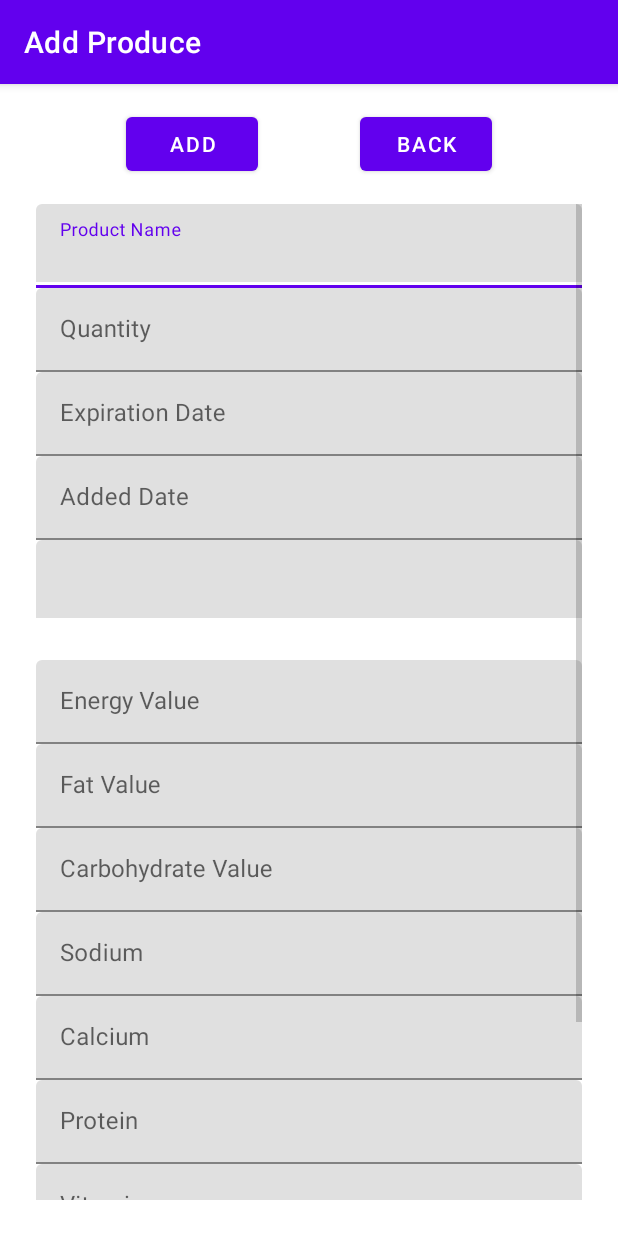
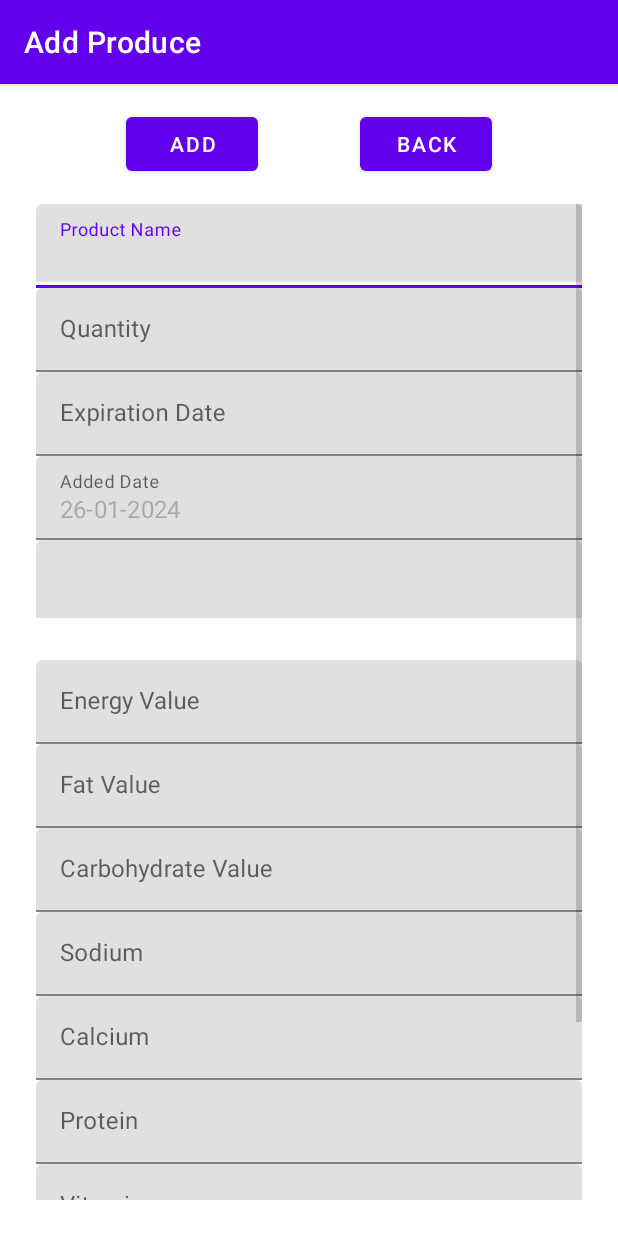
Before and after one commit to DogaruAlexandru/PDMPA, an Android app: the screen it shows after launch (ProduceActivity), after a tap on an icon or button, on a phone screen of 412 x 824 dp. Run offline under Robolectric (Android 15) with nearby library versions, the phone set to English and light mode, and no system bars; our stand-ins replace navigation-ui; libraries missing offline, so code that uses them is left out: com.prolificinteractive.materialcalendarview; 15 statements that could not run were skipped.

Commit message:
when creating new product, adding today date
+ max length in xml

```diff
--- a/Client/app/src/main/java/com/example/client/ui/produces/produce/ProduceAddFragment.java
+++ b/Client/app/src/main/java/com/example/client/ui/produces/produce/ProduceAddFragment.java
@@ -48,6 +48,8 @@ public class ProduceAddFragment extends Fragment {
 
         setButtonsAction(rootView);
         setProductContainerValues(rootView);
+
+        setFieldDate(rootView, R.id.tilAddedDate,  new Date());
 
         return rootView;
     }
@@ -149,6 +151,14 @@ public class ProduceAddFragment extends Fragment {
         }
     }
 
+    private void setFieldDate(View rootView, int id, Date value) {
+        if (value == null) {
+            return;
+        }
+        Objects.requireNonNull(((TextInputLayout) rootView.findViewById(id)).getEditText())
+                .setText(dateFormat.format(value));
+    }
+
     private String getStringFromSpinner(View rootView, int id) {
         return ((Spinner) rootView.findViewById(id)).getSelectedItem().toString();
     }
--- a/Client/app/src/main/res/layout/fragment_container_add.xml
+++ b/Client/app/src/main/res/layout/fragment_container_add.xml
@@ -34,11 +34,10 @@
         android:id="@+id/tilContainerName"
         android:layout_width="match_parent"
         android:layout_height="wrap_content"
+        android:hint="@string/container_name"
         android:padding="8dp"
-        android:hint="@string/container_name"
         app:layout_constraintBottom_toTopOf="@+id/btnAdd"
         app:layout_constraintEnd_toEndOf="parent"
-        app:layout_constraintHorizontal_bias="0.5"
         app:layout_constraintStart_toStartOf="parent"
         app:layout_constraintTop_toTopOf="parent">
 
@@ -47,8 +46,8 @@
             android:layout_height="wrap_content"
             android:importantForAutofill="no"
             android:inputType="text"
+            android:maxLength="255"
             android:textSize="20sp" />
     </com.google.android.material.textfield.TextInputLayout>
 
-
 </androidx.constraintlayout.widget.ConstraintLayout>
--- a/Client/app/src/main/res/layout/fragment_container_edit.xml
+++ b/Client/app/src/main/res/layout/fragment_container_edit.xml
@@ -46,8 +46,8 @@
         android:id="@+id/tilContainerName"
         android:layout_width="match_parent"
         android:layout_height="wrap_content"
+        android:hint="@string/container_name"
         android:padding="8dp"
-        android:hint="@string/container_name"
         app:layout_constraintBottom_toTopOf="@+id/btnEdit"
         app:layout_constraintEnd_toEndOf="parent"
         app:layout_constraintStart_toStartOf="parent"
@@ -58,6 +58,7 @@
             android:layout_height="wrap_content"
             android:importantForAutofill="no"
             android:inputType="text"
+            android:maxLength="255"
             android:textSize="20sp" />
     </com.google.android.material.textfield.TextInputLayout>
 
--- a/Client/app/src/main/res/layout/fragment_produce_details.xml
+++ b/Client/app/src/main/res/layout/fragment_produce_details.xml
@@ -20,6 +20,7 @@
                 android:layout_height="wrap_content"
                 android:importantForAutofill="no"
                 android:inputType="text"
+                android:maxLength="255"
                 android:textSize="16sp" />
         </com.google.android.material.textfield.TextInputLayout>
 
@@ -35,6 +36,7 @@
                 android:layout_height="wrap_content"
                 android:importantForAutofill="no"
                 android:inputType="numberDecimal"
+                android:maxLength="10"
                 android:textSize="16sp" />
         </com.google.android.material.textfield.TextInputLayout>
 
@@ -92,6 +94,7 @@
                 android:layout_height="wrap_content"
                 android:importantForAutofill="no"
                 android:inputType="numberDecimal"
+                android:maxLength="10"
                 android:textSize="16sp" />
         </com.google.android.material.textfield.TextInputLayout>
 
@@ -107,6 +110,7 @@
                 android:layout_height="wrap_content"
                 android:importantForAutofill="no"
                 android:inputType="numberDecimal"
+                android:maxLength="10"
                 android:textSize="16sp" />
         </com.google.android.material.textfield.TextInputLayout>
 
@@ -122,6 +126,7 @@
                 android:layout_height="wrap_content"
                 android:importantForAutofill="no"
                 android:inputType="numberDecimal"
+                android:maxLength="10"
                 android:textSize="16sp" />
         </com.google.android.material.textfield.TextInputLayout>
 
@@ -137,6 +142,7 @@
                 android:layout_height="wrap_content"
                 android:importantForAutofill="no"
                 android:inputType="numberDecimal"
+                android:maxLength="10"
                 android:textSize="16sp" />
         </com.google.android.material.textfield.TextInputLayout>
 
@@ -152,6 +158,7 @@
                 android:layout_height="wrap_content"
                 android:importantForAutofill="no"
                 android:inputType="numberDecimal"
+                android:maxLength="10"
                 android:textSize="16sp" />
         </com.google.android.material.textfield.TextInputLayout>
 
@@ -167,6 +174,7 @@
                 android:layout_height="wrap_content"
                 android:importantForAutofill="no"
                 android:inputType="numberDecimal"
+                android:maxLength="10"
                 android:textSize="16sp" />
         </com.google.android.material.textfield.TextInputLayout>
 
@@ -182,6 +190,7 @@
                 android:layout_height="wrap_content"
                 android:importantForAutofill="no"
                 android:inputType="numberDecimal"
+                android:maxLength="10"
                 android:textSize="16sp" />
         </com.google.android.material.textfield.TextInputLayout>
 
@@ -197,6 +206,7 @@
                 android:layout_height="wrap_content"
                 android:importantForAutofill="no"
                 android:inputType="text"
+                android:maxLength="255"
                 android:textSize="16sp" />
         </com.google.android.material.textfield.TextInputLayout>
 
@@ -212,6 +222,7 @@
                 android:layout_height="wrap_content"
                 android:importantForAutofill="no"
                 android:inputType="text"
+                android:maxLength="255"
                 android:textSize="16sp" />
         </com.google.android.material.textfield.TextInputLayout>
 
```
